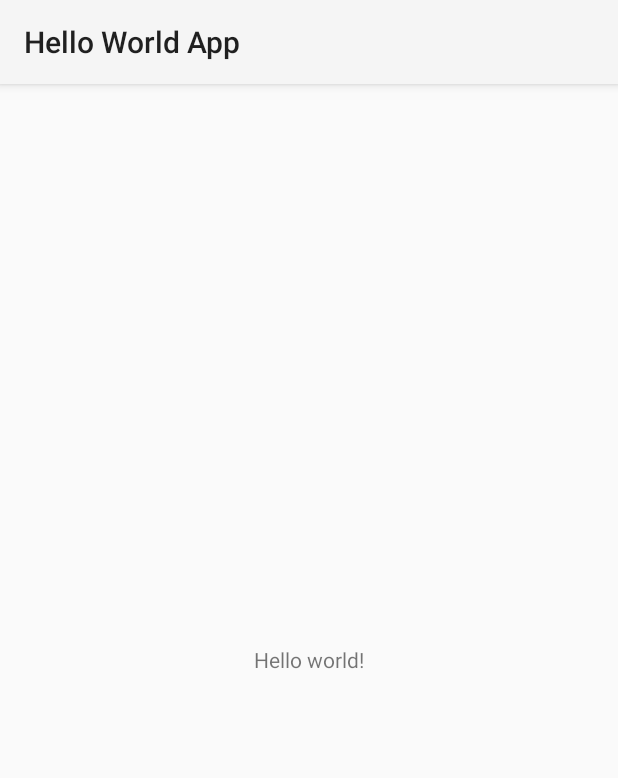
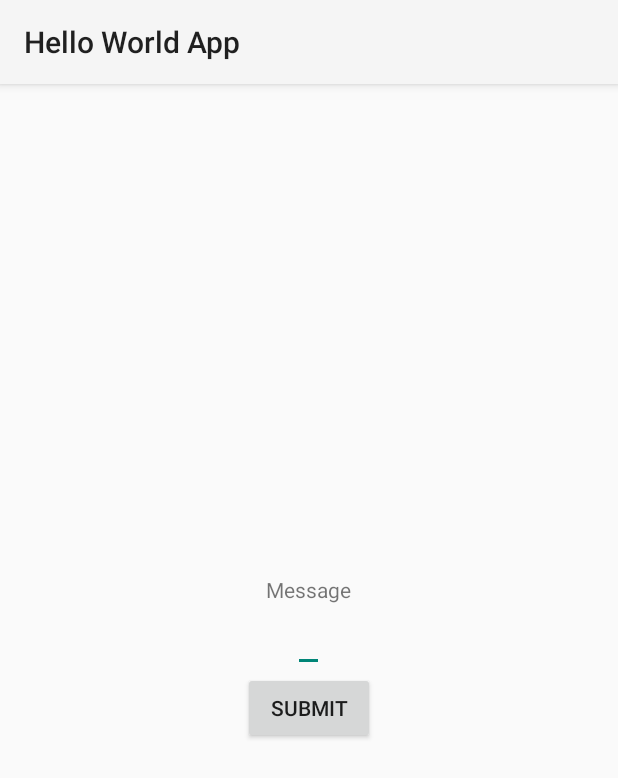
Before and after one commit to bcolaco/java-experiences, an Android app: the screen it shows after launch (MainActivity), on a phone screen of 412 x 824 dp. Shown: the top 778 px of the screen. Run offline under Robolectric (Android 15) with nearby library versions, the phone set to English and light mode, and no system bars.

Commit message:
Changed Hello World App to include two activity interface.

```diff
--- a/HelloWorldApp/app/src/main/java/com/bcolaco/helloworldapp/MainActivity.java
+++ b/HelloWorldApp/app/src/main/java/com/bcolaco/helloworldapp/MainActivity.java
@@ -2,13 +2,27 @@ package com.bcolaco.helloworldapp;
 
 import android.app.*;
 import android.os.*;
+import android.widget.*;
+import android.view.*;
+import android.content.*;
 
 public class MainActivity extends Activity
 {
+	public final static String EXTRA_MESSAGE = "com.bcolaco.helloworldapp.MESSAGE";
+
     @Override
     protected void onCreate(Bundle savedInstanceState)
     {
         super.onCreate(savedInstanceState);
         setContentView(R.layout.main);
     }
+
+	public void submitMessage(View view)
+	{
+		Intent intent = new Intent(this, DisplayActivity.class);
+        EditText editText = (EditText) findViewById(R.id.edit_message);
+        String message = editText.getText().toString();
+        intent.putExtra(EXTRA_MESSAGE, message);
+        startActivity(intent);
+	}
 }
--- a/HelloWorldApp/app/src/main/res/layout/main.xml
+++ b/HelloWorldApp/app/src/main/res/layout/main.xml
@@ -1,11 +1,25 @@
-<LinearLayout xmlns:android="http://schemas.android.com/apk/res/android"
-    android:layout_width="match_parent"
-    android:layout_height="match_parent"
-    android:gravity="center">
+<?xml version="1.0" encoding="utf-8"?>
+<LinearLayout
+	xmlns:android="http://schemas.android.com/apk/res/android"
+	android:layout_width="match_parent"
+	android:layout_height="match_parent"
+	android:gravity="center"
+	android:orientation="vertical">
 
-    <TextView
-        android:text="@string/hello_world"
-        android:layout_width="wrap_content"
-        android:layout_height="wrap_content" />
+	<TextView
+		android:text="@string/message"
+		android:layout_width="wrap_content"
+		android:layout_height="wrap_content"/>
+
+	<EditText
+		android:id="@+id/edit_message"
+		android:layout_width="wrap_content"
+		android:layout_height="wrap_content"/>
+
+	<Button
+		android:text="@string/button_submit"
+		android:layout_width="wrap_content"
+		android:layout_height="wrap_content"
+		android:onClick="submitMessage"/>
 
 </LinearLayout>
--- a/HelloWorldApp/app/src/main/res/values/strings.xml
+++ b/HelloWorldApp/app/src/main/res/values/strings.xml
@@ -2,6 +2,7 @@
 <resources>
 
     <string name="app_name">Hello World App</string>
-    <string name="hello_world">Hello world!</string>
+    <string name="message">Message</string>
+	<string name="button_submit">Submit</string>
 
 </resources>
```
Also changed, not shown: HelloWorldApp/app/src/main/AndroidManifest.xml (+7 -0 lines), HelloWorldApp/app/src/main/java/com/bcolaco/helloworldapp/DisplayActivity.java (added, +22 -0 lines), HelloWorldApp/app/src/main/res/layout/activity_display_message.xml (added, +12 -0 lines), 4 other files.
